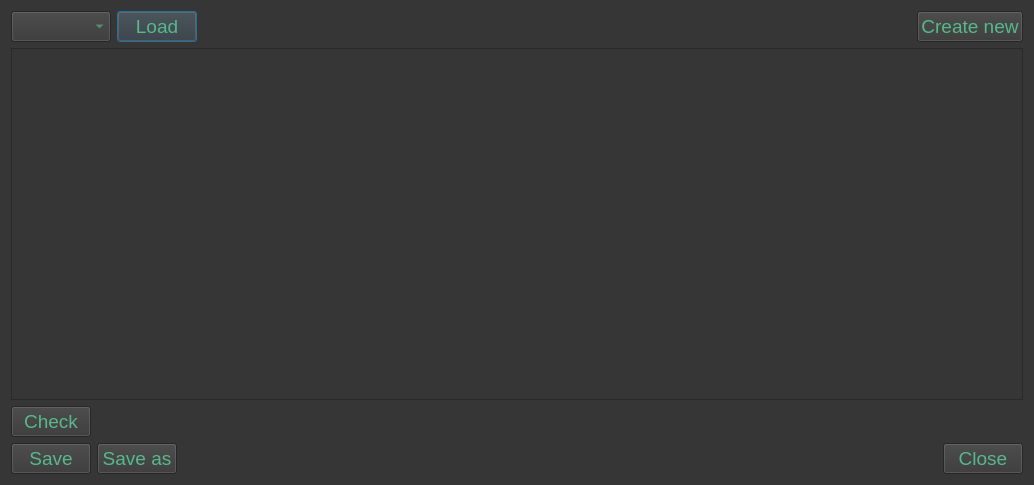
iBridges-for-iRODS/iBridges-GUI, file ibridgesgui/ui_files/configCheck.ui: the form before one commit.
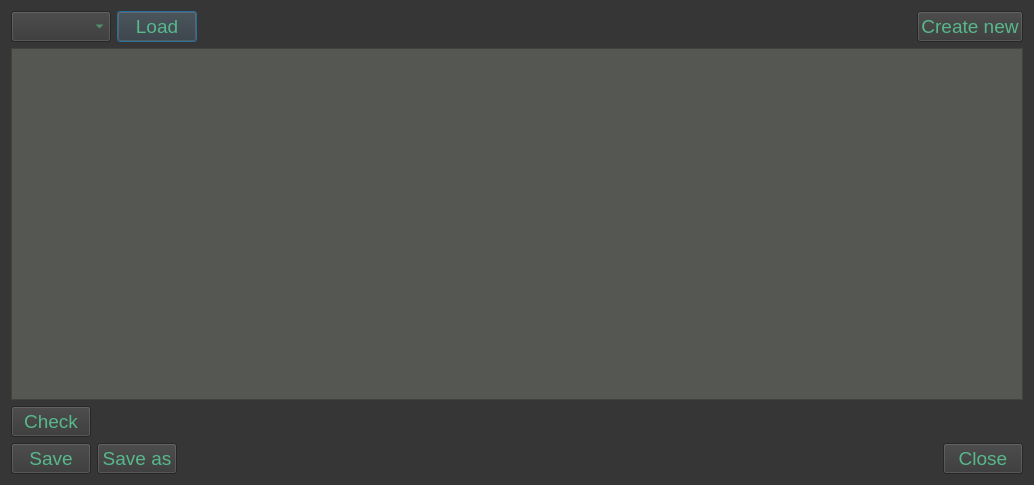
The form after the commit.

Commit message: Adding new widget without functionality

Diff of the .ui file:
```diff
--- a/ibridgesgui/ui_files/configCheck.ui
+++ b/ibridgesgui/ui_files/configCheck.ui
@@ -21,6 +21,11 @@
     font: 14pt
 }
 
+QTextEdit
+{
+	background-color: rgb(85, 87, 83);
+}
+
 QLabel#errorLabel
 {
 	color: rgb(217, 174, 23);
```
The commit also changes 4 other files.
